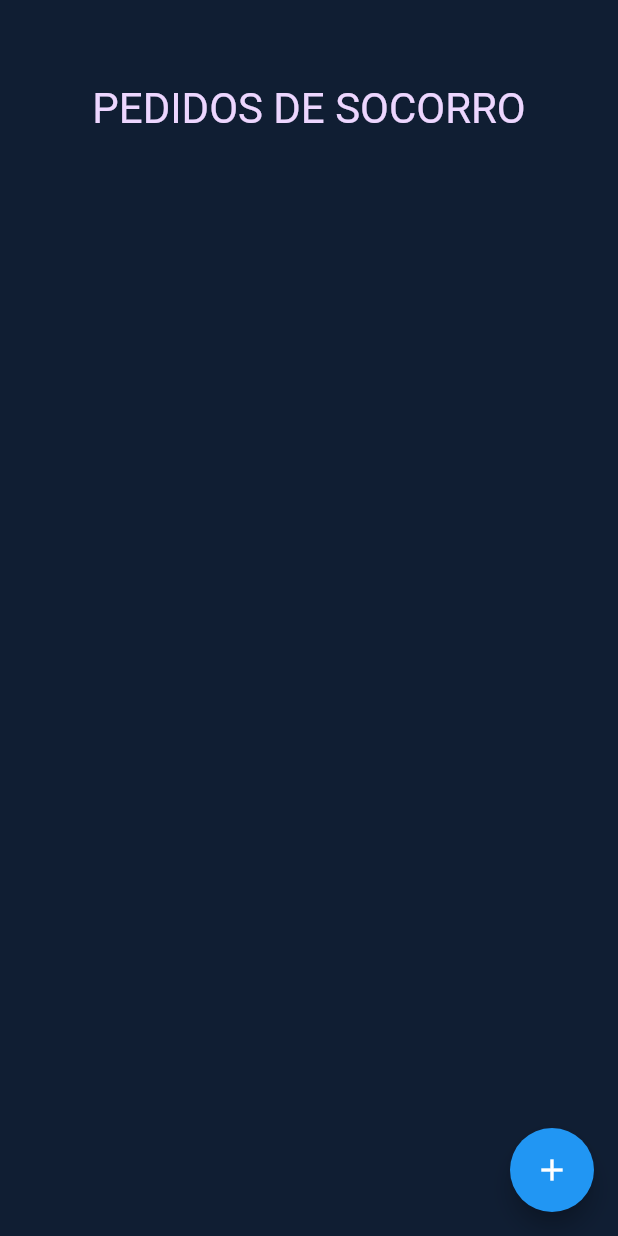
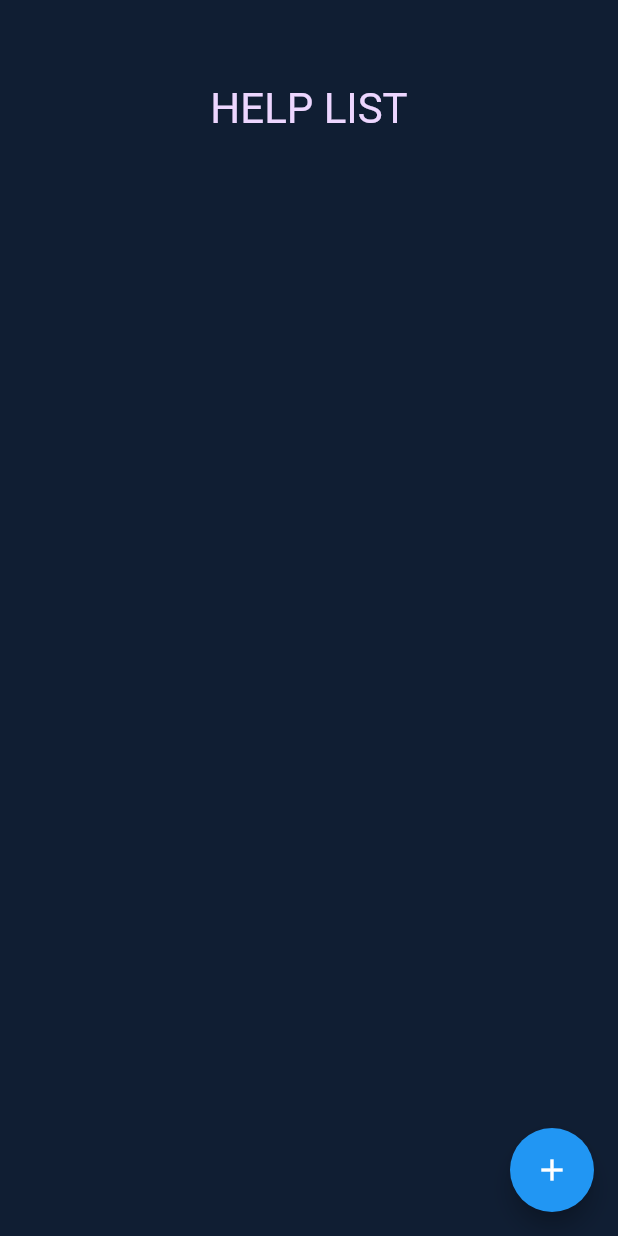
Before and after one commit to Alifyz/flutter-hackathon-2020, a Flutter app: the HelpListPage screen opened directly, on a phone screen of 412 x 824 dp. Run offline on Flutter 3.47's test engine with Material 2 defaults, Android fonts, the phone set to English and light mode, and no system bars; our stand-ins replace flutter_swiper, google_fonts.

Commit message:
refactor: translate help list title

```diff
--- a/lib/pages/help_list_page.dart
+++ b/lib/pages/help_list_page.dart
@@ -32,7 +32,7 @@ class _HelpListPageState extends State<HelpListPage> {
               crossAxisAlignment: CrossAxisAlignment.center,
               children: [
                 Text(
-                  'PEDIDOS DE SOCORRO',
+                  'HELP LIST',
                   style: TypographyStyle.textTitleTheme,
                 ),
                 Expanded(
```
